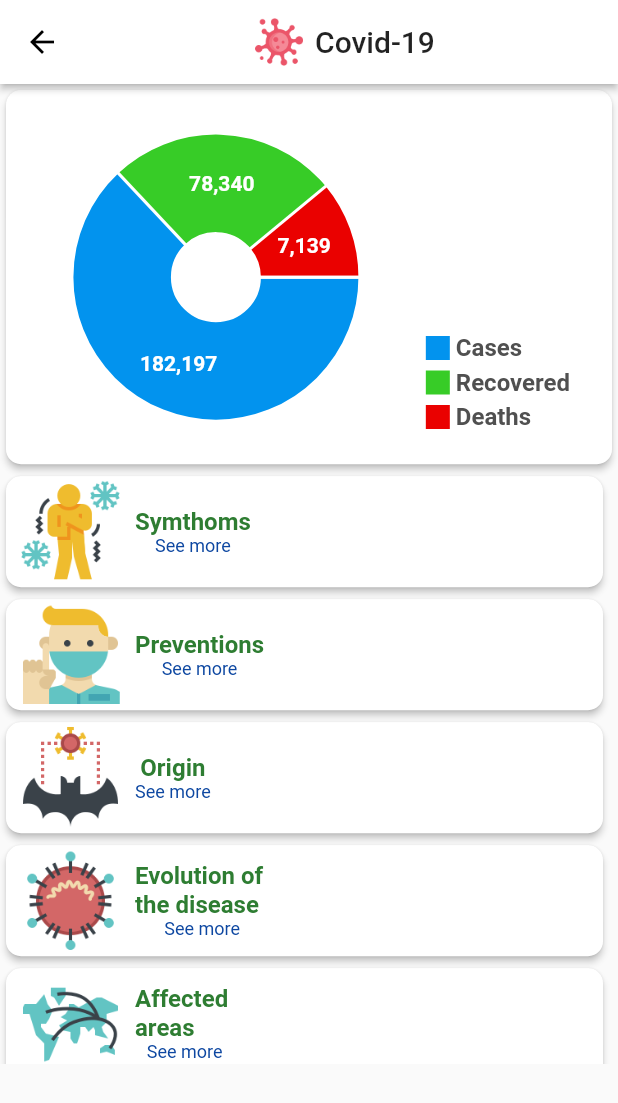
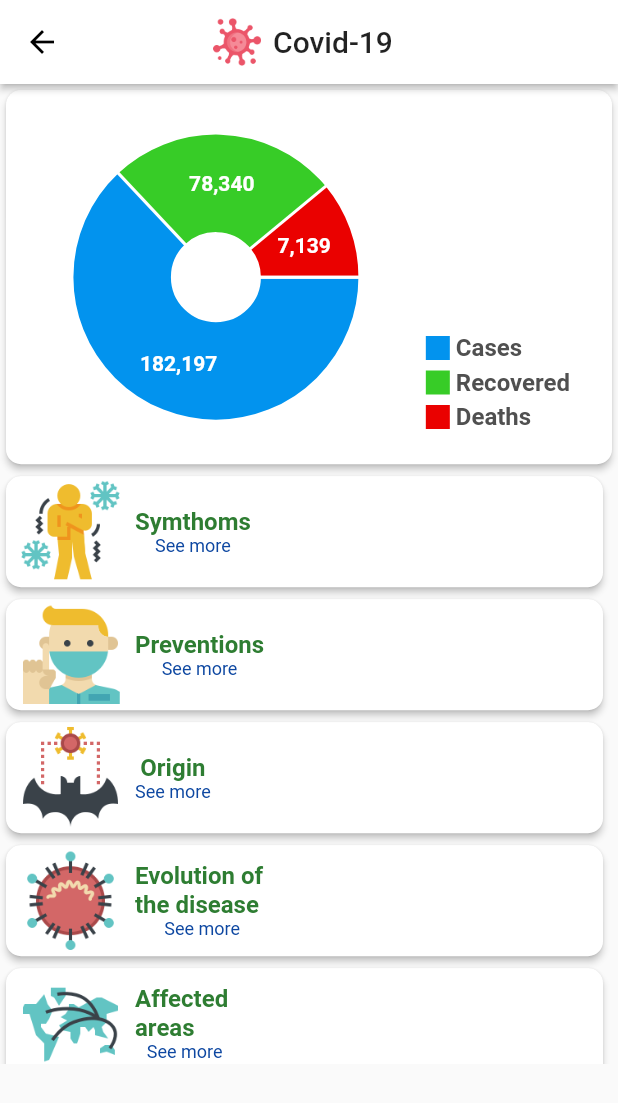
Before and after one commit to AlexM505/covid-19, a Flutter app: the InformationPage screen opened by its route, on a phone screen of 412 x 824 dp. Shown: the top 1103 px of the screen. Run offline on Flutter 3.47's test engine with Material 2 defaults, Android fonts, the phone set to English and light mode, and no system bars; drawn by our look-alikes of fl_chart; our stand-ins replace carousel_slider, flutter_map, latlong; network calls fail.

Commit message:
se creo la ventana para las info

```diff
--- /dev/null
+++ b/lib/component/main_app_bar.dart
@@ -0,0 +1,36 @@
+import 'package:flutter/material.dart';
+
+class MainAppBar extends StatelessWidget implements PreferredSizeWidget {
+
+  const MainAppBar({Key key})
+      : super(key: key);
+
+  @override
+  Widget build(BuildContext context) {
+    return AppBar(
+        elevation: 2,
+        centerTitle: true,
+        brightness: Brightness.light,
+        iconTheme: IconThemeData(color: Colors.black),
+        backgroundColor: Colors.white,
+        title: Row(
+          mainAxisAlignment: MainAxisAlignment.center,
+          mainAxisSize: MainAxisSize.min,
+          children: [
+            Image.asset(
+              'assets/images/virus.png',
+              fit: BoxFit.contain,
+              height: 32,
+            ),
+            Container(
+                padding: const EdgeInsets.all(8.0),
+                child: Text("Covid-19", style: TextStyle(color: Colors.black87,),)
+            )
+          ],
+        )
+    );
+  }
+
+  @override
+  Size get preferredSize => new Size.fromHeight(AppBar().preferredSize.height);
+}
--- a/lib/pages/information_page.dart
+++ b/lib/pages/information_page.dart
@@ -1,3 +1,4 @@
+import 'package:coronaviruscovid19/component/main_app_bar.dart';
 import 'package:flutter/material.dart';
 import '../widgets/pie_chart_corona.dart';
 import '../widgets/section_category.dart';
@@ -11,26 +12,7 @@ class _InformationPageState extends State<InformationPage> {
   @override
   Widget build(BuildContext context) {
     return Scaffold(
-      appBar: AppBar(
-        elevation: 2,
-        brightness: Brightness.light,
-        iconTheme: IconThemeData(color: Colors.black),
-        backgroundColor: Colors.white,
-        title: Row(
-          mainAxisAlignment: MainAxisAlignment.center,
-              children: [
-                  Image.asset(
-                 'assets/images/virus.png',
-                  fit: BoxFit.contain,
-                  height: 32,
-              ),
-              Container(
-                  padding: const EdgeInsets.all(8.0),
-                  child: Text("Covid-19", style: TextStyle(color: Colors.black87,),)
-                  )
-            ],
-        )
-      ),
+      appBar: MainAppBar(),
       body: Container(
         child: LayoutBuilder(
           builder: (BuildContext context, BoxConstraints viewportConstraints) {
--- a/lib/widgets/section_card.dart
+++ b/lib/widgets/section_card.dart
@@ -41,7 +41,7 @@ class SectionCard extends StatelessWidget{
                 )
               ],
             ),
-          )
+          ),
       ),
     );
   }
```
Also changed, not shown: lib/widgets/section_category.dart (+33 -3 lines).
